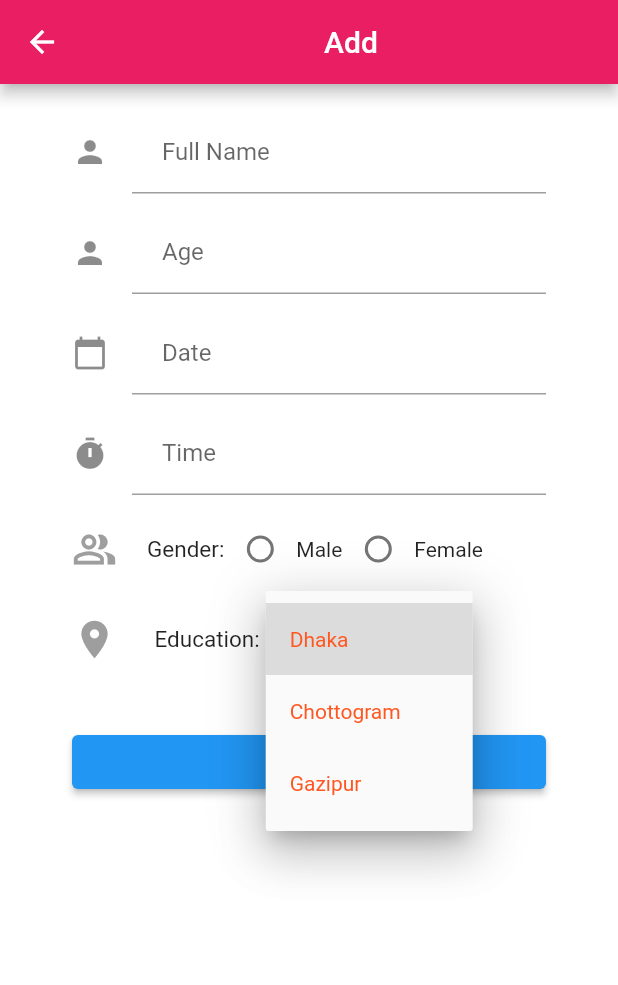
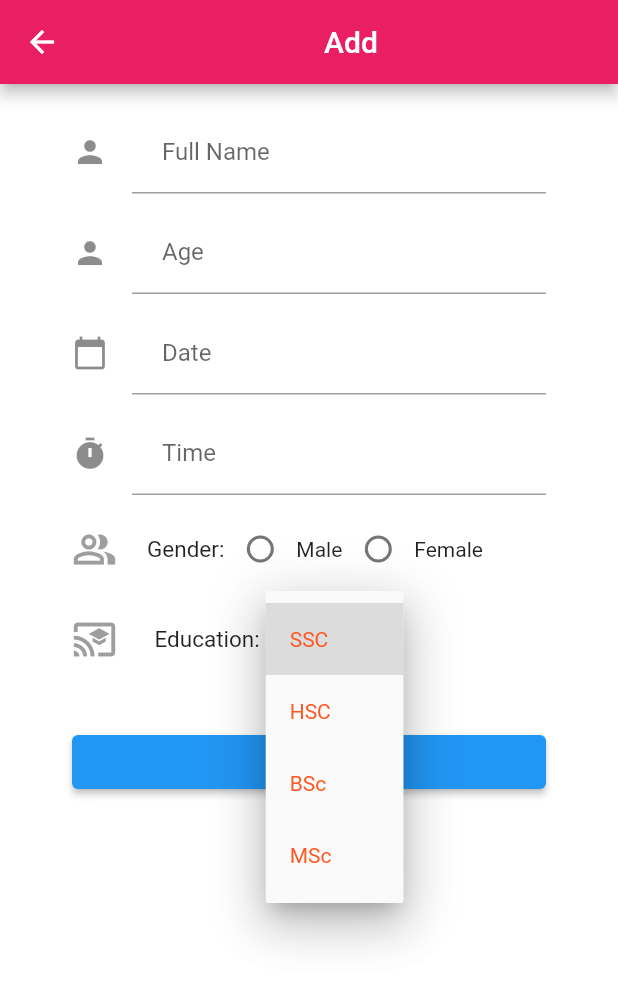
Before and after one commit to 07kamrul/icddr-b, a Flutter app: the InsertPage screen opened directly, after a tap on the "arrow drop down" icon, on a phone screen of 412 x 824 dp. Shown: the top 985 px of the screen. Run offline on Flutter 3.47's test engine with Material 2 defaults, Android fonts, the phone set to English and light mode, and no system bars; our stand-ins replace flutter_slidable, sqflite; missing offline and left inert: dart:ffi; accounts and stored records are empty.

```diff
--- a/lib/db/SqliteDatabase.dart
+++ b/lib/db/SqliteDatabase.dart
@@ -32,9 +32,10 @@ class SqliteDatabase {
     var result = await db.rawInsert(
       "INSERT INTO $_tableName (`full_name`, `age`, `date`, `time`, `gender`, `education`)"
           " VALUES ('${member.fullName}', '${member.age}',"
-          "'${member.date}', '${member.time}','${member.gender}', '${member.education}')"
+          "'${member.date}', '${member.time}', '${member.gender}', '${member.education}')"
     );
 
+    print("SELECT * FROM members");
     return result;
   }
 
--- a/lib/screens/dashboard.dart
+++ b/lib/screens/dashboard.dart
@@ -1,4 +1,7 @@
+import 'dart:ffi';
+
 import 'package:flutter/material.dart';
+import 'package:flutter_slidable/flutter_slidable.dart';
 import 'package:icddrb/db/SqliteDatabase.dart';
 import 'package:icddrb/model/members.dart';
 import 'package:icddrb/screens/insert_page.dart';
--- a/lib/screens/insert_page.dart
+++ b/lib/screens/insert_page.dart
@@ -44,7 +44,7 @@ class _InsertPageState extends State<InsertPage> {
     super.dispose();
   }
 
-  String? dropdownvalue = 'SSC';
+  String? dropdownvalue;
   List genders = ["Male", "Female"];
   late String selectGender;
   @override
@@ -214,7 +214,7 @@ class _InsertPageState extends State<InsertPage> {
     final education = Row(
       children: [
         const Icon(
-          Icons.location_on,
+          Icons.cast_for_education,
           color: Colors.grey,
           size: 30.0,
         ),
@@ -234,7 +234,7 @@ class _InsertPageState extends State<InsertPage> {
             iconSize: 24,
             elevation: 16,
             style: TextStyle(color: Colors.deepOrange),
-            items: <String>['Dhaka', 'Chottogram', 'Gazipur']
+            items: <String>['SSC', 'HSC', 'BSc', 'MSc']
                 .map<DropdownMenuItem<String>>((String value) {
               return DropdownMenuItem<String>(
                 value: value,
```
